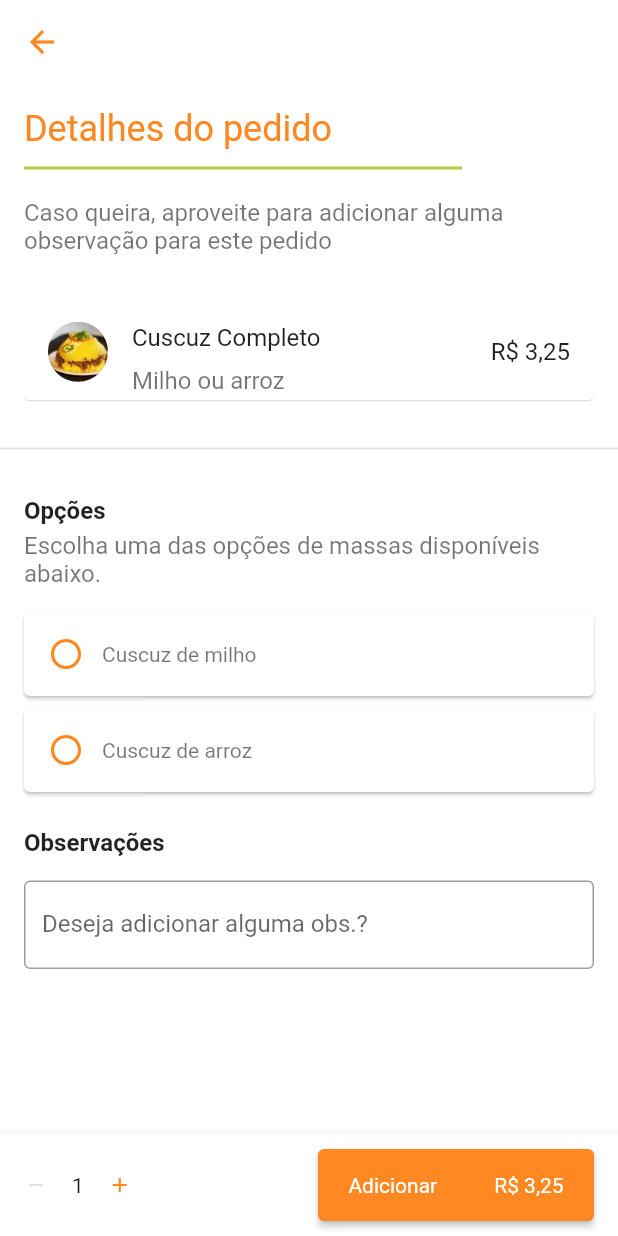
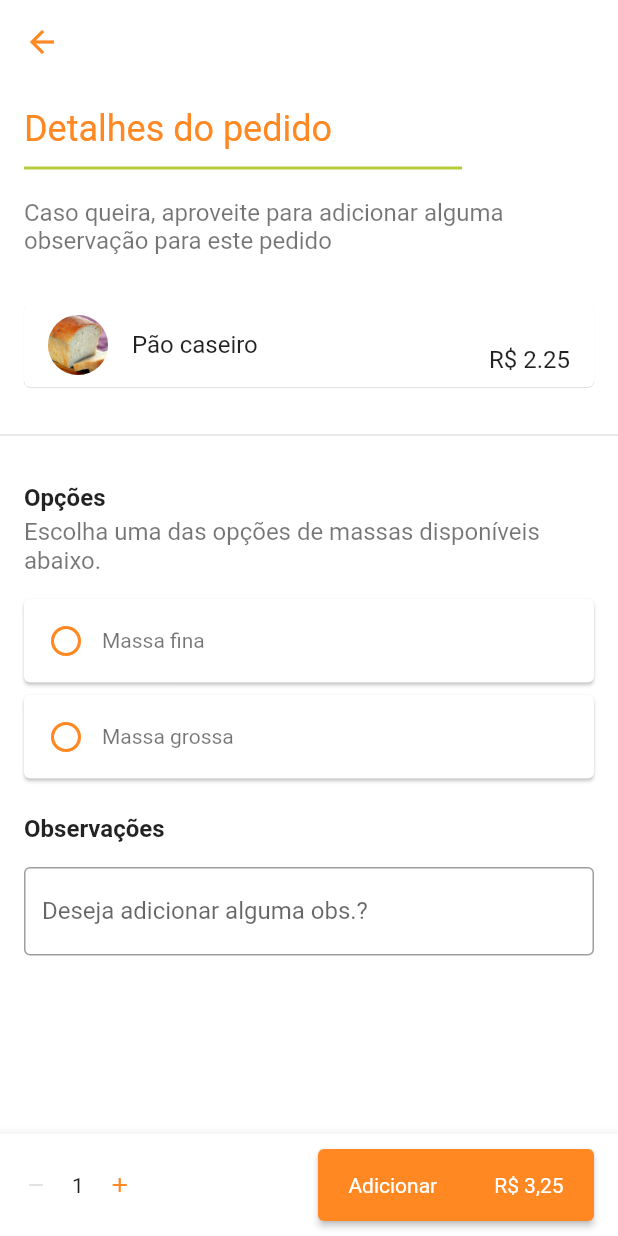
Before and after one commit to brunomendesdecarvalho/appetit-app, a Flutter app: the NewOrderPage screen opened by its route, after a tap on "Pão caseiro", on a phone screen of 412 x 824 dp. Run offline on Flutter 3.47's test engine with Material 2 defaults, Android fonts, the phone set to English and light mode, and no system bars; drawn by our look-alikes of flutter_animation_progress_bar; our stand-ins replace flutter_form_builder, page_transition, reactive_forms; missing offline and left inert: flutter_material_pickers, group_list_view.

Commit message:
Updated food details page to display the selected food

```diff
--- a/lib/screens/newOrderPage/new_order_page_client.dart
+++ b/lib/screens/newOrderPage/new_order_page_client.dart
@@ -14,16 +14,16 @@ class ClientsPage extends StatefulWidget {
   static String tag = 'clients-page';
   ClientsPage({Key? key}) : super(key: key);
 
+  get isClicked => null;
+
   @override
   _ClientsPageState createState() => _ClientsPageState();
 }
 
 class _ClientsPageState extends State<ClientsPage> {
-
   @override
   Widget build(BuildContext context) {
     return Scaffold(
-
       resizeToAvoidBottomInset: false,
       appBar: backButton(context),
       body: SingleChildScrollView(
@@ -42,12 +42,18 @@ class _ClientsPageState extends State<ClientsPage> {
         child: Icon(Icons.add),
         backgroundColor: getCorTema(),
       ),
-      bottomNavigationBar: AdvanceBar(),
+      bottomNavigationBar: AdvanceBar()
     );
   }
 }
 
-class AdvanceBar extends StatelessWidget {
+class AdvanceBar extends StatefulWidget {
+  @override
+  _AdvanceBarState createState() => _AdvanceBarState();
+}
+
+class _AdvanceBarState extends State<AdvanceBar> {
+  bool? _isClicked = key.currentState?.isClicked;
   @override
   Widget build(BuildContext context) {
     return BottomAppBar(
--- a/lib/screens/newOrderPage/widgets/client_widget.dart
+++ b/lib/screens/newOrderPage/widgets/client_widget.dart
@@ -2,6 +2,8 @@ import 'dart:ui';
 
 import 'package:appetit/utils/theme.dart';
 import 'package:flutter/material.dart';
+
+final key = new GlobalKey<_ClientTilesState>();
 
 class ClientsWidget extends StatefulWidget {
   @override
@@ -27,10 +29,10 @@ class _ClientsWidgetState extends State<ClientsWidget> {
 }
 
 class ClientTiles extends StatefulWidget {
-  String name;
-  String imageUrl;
+  final String name;
+  final String imageUrl;
 
-  ClientTiles(
+  const ClientTiles(
       {Key? key,
         required this.name,
         required this.imageUrl,
@@ -43,11 +45,15 @@ class ClientTiles extends StatefulWidget {
 
 class _ClientTilesState extends State<ClientTiles> {
   bool _isClicked = false;
+  bool get isClicked => _isClicked;
+
 
   @override
   Widget build(BuildContext context) {
     return InkWell(
-      onTap: () => setState(() => this._isClicked = !this._isClicked),
+      onTap: () => setState(() => {
+        this._isClicked = !this._isClicked,
+      }),
       child: Column(
         children: <Widget>[
           Container(
@@ -92,9 +98,11 @@ class _ClientTilesState extends State<ClientTiles> {
 class ClientTitle extends StatelessWidget {
   @override
   Widget build(BuildContext context) {
-    return Container(
-      padding: EdgeInsets.only(left: 16, right: 290, top: 23, bottom: 16),
-      child: Container(
+    return Row(
+      mainAxisAlignment: MainAxisAlignment.start,
+      children: [
+        Padding(
+          padding: EdgeInsets.only(left: 16.0),
           child: Text(
               "Meus clientes",
               style: TextStyle(
@@ -103,8 +111,8 @@ class ClientTitle extends StatelessWidget {
                   fontWeight: FontWeight.bold
           ),
                 ),
-          )
-
+        ),
+      ],
     );
   }
 }
--- a/lib/screens/newOrderPage/widgets/food_detail_widget.dart
+++ b/lib/screens/newOrderPage/widgets/food_detail_widget.dart
@@ -8,8 +8,18 @@ import 'package:page_transition/page_transition.dart';
 import '../new_order_page_food.dart';
 
 class FoodDetailsPage extends StatefulWidget {
+  final String imageUrl;
+  final String name;
+  final double price;
+
   @override
   _FoodDetailsPageState createState() => _FoodDetailsPageState();
+  FoodDetailsPage({
+    Key? key,
+    required this.name,
+    required this.imageUrl,
+    required this.price,
+  }) : super(key: key);
 }
 
 class _FoodDetailsPageState extends State<FoodDetailsPage> {
@@ -50,19 +60,19 @@ class _FoodDetailsPageState extends State<FoodDetailsPage> {
                             children: <Widget>[
                               ListTile(
                                 leading: CircleAvatar(
-                                  backgroundImage: AssetImage('assets/cuscuz_completo.jpg'),
+                                  backgroundImage: AssetImage('assets/${widget.imageUrl}'),
                                 ),
                                 title: Row(
                                   mainAxisAlignment: MainAxisAlignment.spaceBetween,
                                   children: [
-                                    Text('Cuscuz Completo',
+                                    Text(widget.name,
                                         style: TextStyle(
                                           fontSize: 16,
                                         )
                                     ),
                                     Container(
                                       padding: EdgeInsets.only(top: 19),
-                                      child: Text('R\$ 3,25',
+                                      child: Text('R\$ ${widget.price}',
                                         style: TextStyle(
                                             fontSize: 16
                                         ),
@@ -70,12 +80,12 @@ class _FoodDetailsPageState extends State<FoodDetailsPage> {
                                     )
                                   ],
                                 ),
-                                subtitle: Text('Milho ou arroz',
+                                subtitle: (widget.name.contains('Cuscuz')) ? Text('Milho ou arroz',
                                     style: TextStyle(
                                       color: Colors.black54,
                                       fontSize: 16,
                                     )
-                                ),
+                                ) : null,
                               )
                             ],
                           ),
@@ -112,9 +122,9 @@ class _FoodDetailsPageState extends State<FoodDetailsPage> {
                     ),
                   ],
                 ),
-                OptionButton(context, 'Cuscuz de milho'),
+                (widget.name.contains('Cuscuz')) ? OptionButton(context, 'Cuscuz de milho') : OptionButton(context, 'Massa fina'),
                 SizedBox(height: 8.0,),
-                OptionButton(context, 'Cuscuz de arroz'),
+                (widget.name.contains('Cuscuz')) ? OptionButton(context, 'Cuscuz de arroz') : OptionButton(context, 'Massa grossa'),
                 Column(
                   children: [
                     Container(
--- a/lib/screens/newOrderPage/widgets/food_widget.dart
+++ b/lib/screens/newOrderPage/widgets/food_widget.dart
@@ -32,7 +32,7 @@ class FoodTiles extends StatelessWidget {
   String name;
   String imageUrl;
   String description;
-  String price;
+  double price;
   String slug;
 
   FoodTiles(
@@ -54,7 +54,7 @@ class FoodTiles extends StatelessWidget {
                 type: PageTransitionType.bottomToTop,
                 duration: Duration(milliseconds: 500),
                 reverseDuration: Duration(milliseconds: 500),
-                child: FoodDetailsPage()
+                child: FoodDetailsPage(name: this.name, imageUrl: this.imageUrl, price: this.price)
             )
         );
       },
@@ -84,7 +84,7 @@ class FoodTiles extends StatelessWidget {
                                 ),
                             Container(
                               padding: EdgeInsets.only(top: 19),
-                              child: Text('R\$' + price,
+                              child: Text('R\$ ${price}',
                                 style: TextStyle(
                                     fontSize: 16
                                 ),
@@ -142,13 +142,13 @@ class FoodItemsCuscuz extends StatelessWidget {
             name: "Cuscuz simples",
             imageUrl: "cuscuz_simples.jpg",
             description: "Milho ou arroz",
-            price: '2,25',
+            price: 2.25,
             slug: "cuscuz_simples"),
         FoodTiles(
             name: "Cuscuz completo",
             imageUrl: 'cuscuz_completo.jpg',
             description: "Milho ou arroz",
-            price: "3,25",
+            price: 3.25,
             slug: "cuscuz_completo"),
       ],
     );
@@ -185,31 +185,31 @@ class FoodItemsPaes extends StatelessWidget {
             name: "Pão caseiro",
             imageUrl: "pao_caseiro.jpg",
             description: "",
-            price: '2,25',
+            price: 2.25,
             slug: "pao_caseiro"),
         FoodTiles(
             name: "Pão caseiro completo",
             imageUrl: 'pao_caseiro_completo.jpg',
             description: "",
-            price: "3,25",
+            price: 3.25,
             slug: "pao_caseiro_completo"),
         FoodTiles(
             name: "Misto quente",
             imageUrl: 'misto_quente.jpg',
             description: "",
-            price: "3,00",
+            price: 3.00,
             slug: "misto_quente"),
         FoodTiles(
             name: "Língua de sogra (pq.)",
             imageUrl: 'lingua_de_sogra.jpg',
             description: "",
-            price: "2,00",
+            price: 2.00,
             slug: "lingua_de_sogra"),
         FoodTiles(
             name: "Língua de sogra (gr.)",
             imageUrl: 'lingua_de_sogra_grande.jpg',
             description: "",
-            price: "3,00",
+            price: 3.00,
             slug: "lingua_de_sogra_grande"),
       ],
     );
```
Lines whose indentation alone changed are shown as unchanged.
